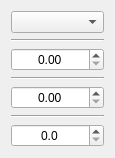
This is src/window_munk_power_supply/widgetsegmenttimedata.ui in dmherrington/ECM-Control-System as Qt 5 draws it before an edit. The edited form follows.
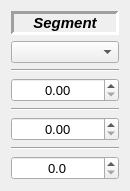
This is the edited form.

The edit to the form file:
```diff
--- a/src/window_munk_power_supply/widgetsegmenttimedata.ui
+++ b/src/window_munk_power_supply/widgetsegmenttimedata.ui
@@ -6,8 +6,8 @@
    <rect>
     <x>0</x>
     <y>0</y>
-    <width>115</width>
-    <height>145</height>
+    <width>130</width>
+    <height>175</height>
    </rect>
   </property>
   <property name="sizePolicy">
@@ -22,6 +22,33 @@
   <layout class="QGridLayout" name="gridLayout">
    <item row="0" column="0">
     <layout class="QVBoxLayout" name="verticalLayout">
+     <item>
+      <widget class="QLabel" name="label">
+       <property name="font">
+        <font>
+         <pointsize>11</pointsize>
+         <weight>75</weight>
+         <italic>true</italic>
+         <bold>true</bold>
+        </font>
+       </property>
+       <property name="frameShape">
+        <enum>QFrame::Panel</enum>
+       </property>
+       <property name="frameShadow">
+        <enum>QFrame::Sunken</enum>
+       </property>
+       <property name="lineWidth">
+        <number>3</number>
+       </property>
+       <property name="text">
+        <string>Segment</string>
+       </property>
+       <property name="alignment">
+        <set>Qt::AlignCenter</set>
+       </property>
+      </widget>
+     </item>
      <item>
       <widget class="QComboBox" name="comboBox_Mode">
        <property name="minimumSize">
@@ -56,6 +83,11 @@
          <height>0</height>
         </size>
        </property>
+       <property name="font">
+        <font>
+         <pointsize>10</pointsize>
+        </font>
+       </property>
        <property name="alignment">
         <set>Qt::AlignCenter</set>
        </property>
@@ -82,6 +114,11 @@
          <height>0</height>
         </size>
        </property>
+       <property name="font">
+        <font>
+         <pointsize>10</pointsize>
+        </font>
+       </property>
        <property name="alignment">
         <set>Qt::AlignCenter</set>
        </property>
@@ -111,6 +148,11 @@
          <height>0</height>
         </size>
        </property>
+       <property name="font">
+        <font>
+         <pointsize>10</pointsize>
+        </font>
+       </property>
        <property name="alignment">
         <set>Qt::AlignCenter</set>
        </property>
```
